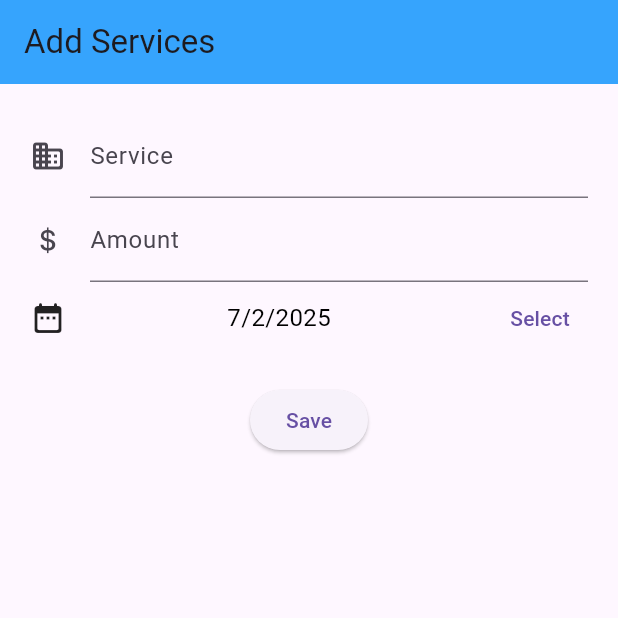
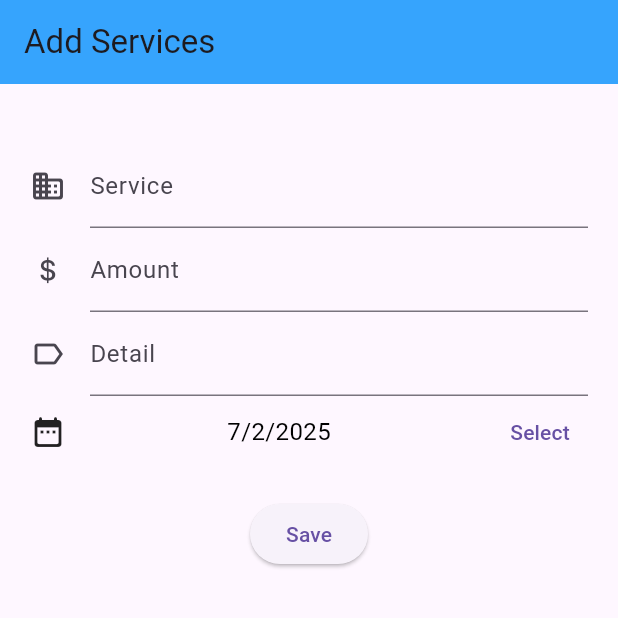
Before and after one commit to mozton/paid_services, a Flutter app: the AddServicesScreen screen opened by its route, after a tap on "Save", on a phone screen of 412 x 824 dp, the top half of it. Run offline on Flutter 3.47's test engine with Material 3 defaults, Android fonts, the phone set to English and light mode, and no system bars; our stand-ins replace flutter_riverpod, flutter_slidable, go_router, riverpod_annotation; generated files the repository leaves out were written again.

Commit message:
add custom input field detail

```diff
--- a/lib/provider/state_notifier.dart
+++ b/lib/provider/state_notifier.dart
@@ -4,6 +4,7 @@ import "package:uuid/uuid.dart";
 
 const Uuid uuid = Uuid();
 
+// Modelo Service con copyWith mejorado
 class Service {
   final String id;
   final String name;
@@ -11,6 +12,7 @@ class Service {
   final String date;
   final IconData icon;
   final bool isPay;
+  final Color colors;
 
   Service({
     required this.id,
@@ -19,34 +21,38 @@ class Service {
     required this.amount,
     required this.date,
     this.isPay = false,
+    required this.colors,
   });
 
-  // Metodo para crear copia de valores modificados
-
-  Service copyWith({bool? isPay}) {
+  // Método copyWith para actualizar valores dinámicamente
+  Service copyWith({
+    String? id,
+    String? name,
+    double? amount,
+    String? date,
+    IconData? icon,
+    bool? isPay,
+    Color? colors,
+  }) {
     return Service(
-      id: id,
-      icon: icon,
-      name: name,
-      amount: amount,
-      date: date,
+      id: id ?? this.id,
+      icon: icon ?? this.icon,
+      name: name ?? this.name,
+      amount: amount ?? this.amount,
+      date: date ?? this.date,
       isPay: isPay ?? this.isPay,
+      colors: colors ?? this.colors,
     );
   }
 }
-// Notifier para manejar lista de servicio
 
+// Notifier para manejar lista de servicios
 class ServiceNotifier extends StateNotifier<List<Service>> {
   ServiceNotifier() : super([]);
 
-// Metodo para agregar nuevo servicio
-
+  // Método para agregar un nuevo servicio
   void addService(
-    String name,
-    double amount,
-    String date,
-    IconData iconData,
-  ) {
+      String name, double amount, String date, IconData iconData, Color color) {
     state = [
       ...state,
       Service(
@@ -55,16 +61,17 @@ class ServiceNotifier extends StateNotifier<List<Service>> {
         amount: amount,
         date: date,
         icon: iconData,
+        colors: color,
       ),
     ];
   }
 
-// Método para eliminar un servicio por ID
+  // Método para eliminar un servicio por ID
   void removeService(String serviceId) {
     state = state.where((service) => service.id != serviceId).toList();
   }
 
-// Marcar como Pagado o no pagado
+  // Método para marcar como Pagado o No Pagado
   void togglePayStatus(String serviceId) {
     state = state.map((service) {
       if (service.id == serviceId) {
@@ -73,10 +80,29 @@ class ServiceNotifier extends StateNotifier<List<Service>> {
       return service;
     }).toList();
   }
+
+  // Método para actualizar el icono de un servicio
+  void updateServiceIcon(String serviceId, IconData newIcon) {
+    state = state.map((service) {
+      if (service.id == serviceId) {
+        return service.copyWith(icon: newIcon);
+      }
+      return service;
+    }).toList();
+  }
+
+  // Método para actualizar el color de un servicio
+  void updateServiceColor(String serviceId, Color newColor) {
+    state = state.map((service) {
+      if (service.id == serviceId) {
+        return service.copyWith(colors: newColor);
+      }
+      return service;
+    }).toList();
+  }
 }
 
 // Providers
-
 final servicesProvider =
     StateNotifierProvider<ServiceNotifier, List<Service>>((ref) {
   return ServiceNotifier();
--- a/lib/router/app_router.dart
+++ b/lib/router/app_router.dart
@@ -3,7 +3,6 @@ import 'package:go_router/go_router.dart';
 import 'package:paid_services/screens/add_paymet.dart';
 import 'package:paid_services/screens/home_page_screen.dart';
 import 'package:paid_services/screens/add_services_screen.dart';
-import 'package:paid_services/screens/text_screen.dart';
 import 'package:riverpod_annotation/riverpod_annotation.dart';
 
 part 'app_router.g.dart';
--- a/lib/screens/add_services_screen.dart
+++ b/lib/screens/add_services_screen.dart
@@ -1,11 +1,9 @@
 import 'package:flutter/cupertino.dart';
 import 'package:flutter/material.dart';
 import 'package:flutter_riverpod/flutter_riverpod.dart';
-import 'package:ionicons_named/ionicons_named.dart';
 import 'package:paid_services/widgets/custom_input_field.dart';
 import 'package:paid_services/provider/state_notifier.dart';
 import 'package:paid_services/widgets/due_date.dart';
-import 'package:paid_services/widgets/icon_pack.dart';
 import 'package:paid_services/provider/state_notifier.dart' as state;
 
 class AddServicesScreen extends ConsumerStatefulWidget {
@@ -16,19 +14,13 @@ class AddServicesScreen extends ConsumerStatefulWidget {
 }
 
 class _AddServicesScreenState extends ConsumerState<AddServicesScreen> {
-  IconData selectedIcon = Icons.business;
-  final List<ExampleIcon> icons = [];
+  IconData selectedIcon = Icons.business; // Icono por defecto
+  Color _color = Colors.blue; // Color por defecto
+
   final TextEditingController servicesController = TextEditingController();
   final TextEditingController amountController = TextEditingController();
   final TextEditingController dateController = TextEditingController();
-
-  @override
-  void initState() {
-    super.initState();
-    for (var entry in ionicons.entries) {
-      icons.add(ExampleIcon(entry.value, entry.key));
-    }
-  }
+  final TextEditingController detailController = TextEditingController();
 
   @override
   Widget build(BuildContext context) {
@@ -46,6 +38,9 @@ class _AddServicesScreenState extends ConsumerState<AddServicesScreen> {
         child: Form(
           child: Column(
             children: [
+              const SizedBox(height: 20),
+
+              // Campos de entrada
               CustomInputField(
                 controller: servicesController,
                 hintText: "Service Name",
@@ -66,10 +61,22 @@ class _AddServicesScreenState extends ConsumerState<AddServicesScreen> {
                 formValues: const {},
                 keyboardType: TextInputType.number,
               ),
-              DueDatePicker(
-                  controller:
-                      dateController), // Aquí usamos el controller de la fecha
+
+              CustomInputField(
+                controller: detailController,
+                hintText: "Detail",
+                labelText: "Detail",
+                helperText: "Detail of the service",
+                icon: Icons.label_outlined,
+                formProperty: '',
+                formValues: const {},
+                keyboardType: TextInputType.text,
+              ),
+              DueDatePicker(controller: dateController),
+
               const SizedBox(height: 20),
+
+              // Botón de guardar
               ElevatedButton(
                 onPressed: () {
                   final name = servicesController.text;
@@ -77,14 +84,18 @@ class _AddServicesScreenState extends ConsumerState<AddServicesScreen> {
                   final date = dateController.text;
 
                   if (name.isNotEmpty && amount > 0 && date.isNotEmpty) {
-                    ref
-                        .read(servicesProvider.notifier)
-                        .addService(name, amount, date, selectedIcon);
+                    ref.read(servicesProvider.notifier).addService(
+                          name,
+                          amount,
+                          date,
+                          selectedIcon,
+                          _color,
+                        );
+
                     ScaffoldMessenger.of(context).showSnackBar(
                       const SnackBar(content: Text("Service Added")),
                     );
                   }
-                  print([name, amount, date]);
                 },
                 child: const Text("Save"),
               ),
--- a/lib/screens/services_screen.dart
+++ b/lib/screens/services_screen.dart
@@ -76,6 +76,7 @@ class ServicesScreen extends ConsumerWidget {
                       amount: service.amount,
                       date: service.date,
                       icon: service.icon,
+                      color: service.colors,
                       isPay: service.isPay,
                       onDelete: () {
                         ref
--- a/lib/widgets/drawer.dart
+++ b/lib/widgets/drawer.dart
@@ -12,8 +12,6 @@ class DrawerScreen extends ConsumerWidget {
 
   @override
   Widget build(BuildContext context, WidgetRef ref) {
-    final TextEditingController dateController = TextEditingController();
-
     return Drawer(
       child: ListView(
         children: [
--- a/lib/widgets/icon_pack.dart
+++ /dev/null
@@ -1,29 +0,0 @@
-import 'package:flutter/widgets.dart';
-
-@immutable
-class ExampleIcon implements Comparable {
-  const ExampleIcon(
-    this.iconData,
-    this.title,
-  );
-
-  final IconData iconData;
-  final String title;
-
-  @override
-  bool operator ==(Object other) =>
-      identical(this, other) ||
-      other is ExampleIcon &&
-          runtimeType == other.runtimeType &&
-          iconData == other.iconData &&
-          title == other.title;
-
-  @override
-  int get hashCode => iconData.hashCode ^ title.hashCode;
-
-  @override
-  int compareTo(other) => title.compareTo(other.title);
-
-  @override
-  String toString() => 'IconDefinition{iconData: $iconData, title: $title}';
-}
--- a/lib/widgets/services_card.dart
+++ b/lib/widgets/services_card.dart
@@ -7,6 +7,7 @@ class ServicesCard extends StatelessWidget {
   final double amount;
   final String date;
   final IconData icon;
+  final Color color;
   final bool isPay;
   final VoidCallback onDelete;
   final VoidCallback onTogglePay;
@@ -21,6 +22,7 @@ class ServicesCard extends StatelessWidget {
     required this.isPay,
     required this.onDelete,
     required this.onTogglePay,
+    required this.color,
   });
 
   @override
@@ -68,7 +70,7 @@ class ServicesCard extends StatelessWidget {
             const SizedBox(width: 15),
             Icon(
               icon,
-              color: isPay ? Colors.green : Colors.blueGrey,
+              color: color,
               size: 35,
             ),
             const SizedBox(width: 10),
@@ -108,7 +110,7 @@ class ServicesCard extends StatelessWidget {
                   ),
                 ),
                 const Text(
-                  "Vence el",
+                  "expire",
                   style: TextStyle(fontSize: 15, fontWeight: FontWeight.normal),
                 ),
                 Text(
```
Also changed, not shown: lib/screens/home_page_screen.dart (+6 -6 lines), lib/widgets/custom_input_field.dart (+4 -11 lines).
